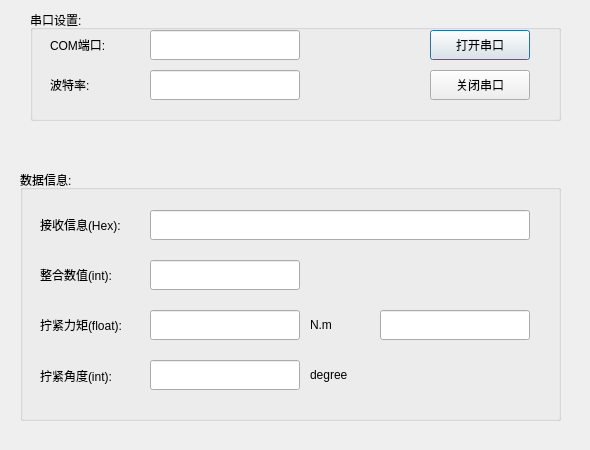
This is serialCom/res/serialCom.ui in Arvin-He/projects as Qt 5 draws it before an edit. The edited form follows.
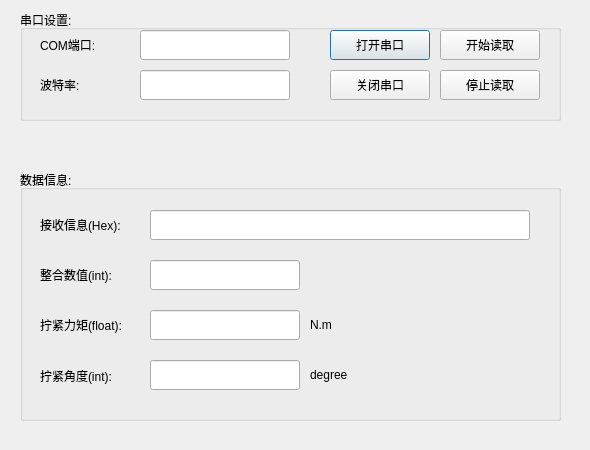
This is the edited form.

Commit message: 读取数据成功

```diff
--- a/serialCom/res/serialCom.ui
+++ b/serialCom/res/serialCom.ui
@@ -83,19 +83,6 @@
      <string>整合数值(int):</string>
     </property>
    </widget>
-   <widget class="QLineEdit" name="lineEdit_4">
-    <property name="geometry">
-     <rect>
-      <x>360</x>
-      <y>140</y>
-      <width>150</width>
-      <height>30</height>
-     </rect>
-    </property>
-    <property name="readOnly">
-     <bool>true</bool>
-    </property>
-   </widget>
    <widget class="QLineEdit" name="tightTorqueEdit">
     <property name="geometry">
      <rect>
@@ -178,9 +165,9 @@
   <widget class="QGroupBox" name="groupBox_2">
    <property name="geometry">
     <rect>
-     <x>30</x>
+     <x>20</x>
      <y>10</y>
-     <width>531</width>
+     <width>541</width>
      <height>111</height>
     </rect>
    </property>
@@ -190,7 +177,7 @@
    <widget class="QPushButton" name="openBtn">
     <property name="geometry">
      <rect>
-      <x>400</x>
+      <x>310</x>
       <y>20</y>
       <width>100</width>
       <height>30</height>
@@ -229,7 +216,7 @@
    <widget class="QPushButton" name="closeBtn">
     <property name="geometry">
      <rect>
-      <x>400</x>
+      <x>310</x>
       <y>60</y>
       <width>100</width>
       <height>30</height>
@@ -265,6 +252,32 @@
      <bool>false</bool>
     </property>
    </widget>
+   <widget class="QPushButton" name="stopReadBtn">
+    <property name="geometry">
+     <rect>
+      <x>420</x>
+      <y>60</y>
+      <width>100</width>
+      <height>30</height>
+     </rect>
+    </property>
+    <property name="text">
+     <string>停止读取</string>
+    </property>
+   </widget>
+   <widget class="QPushButton" name="startReadBtn">
+    <property name="geometry">
+     <rect>
+      <x>420</x>
+      <y>20</y>
+      <width>100</width>
+      <height>30</height>
+     </rect>
+    </property>
+    <property name="text">
+     <string>开始读取</string>
+    </property>
+   </widget>
   </widget>
  </widget>
  <resources/>
```
The commit also changes 6 other files.
